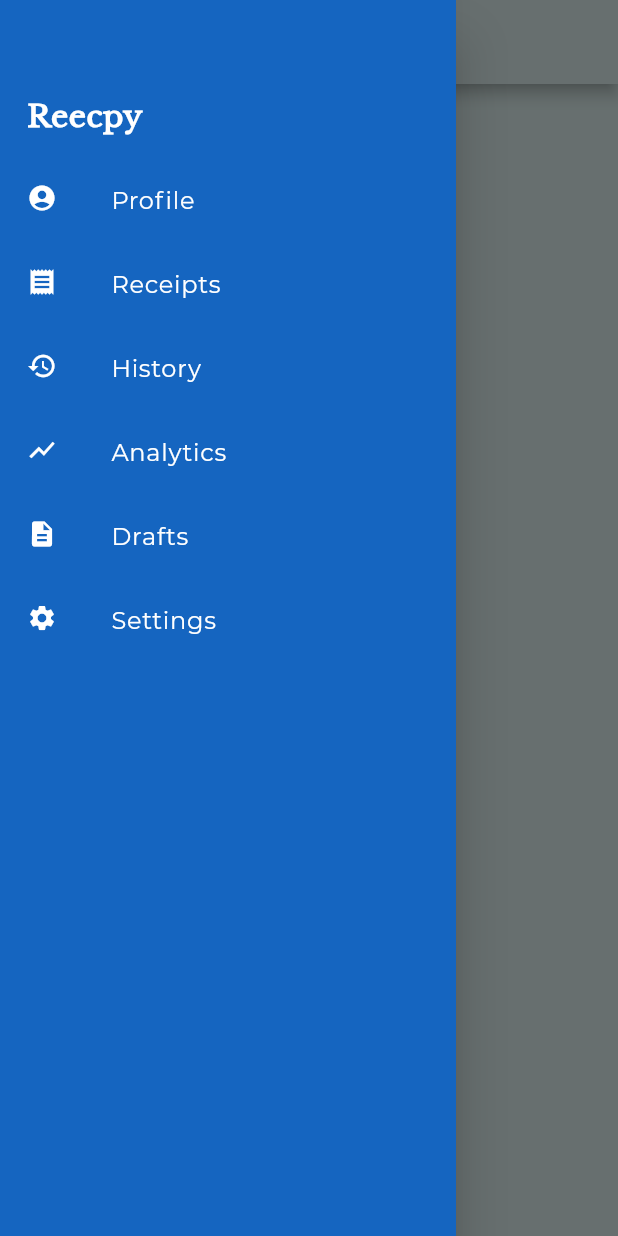
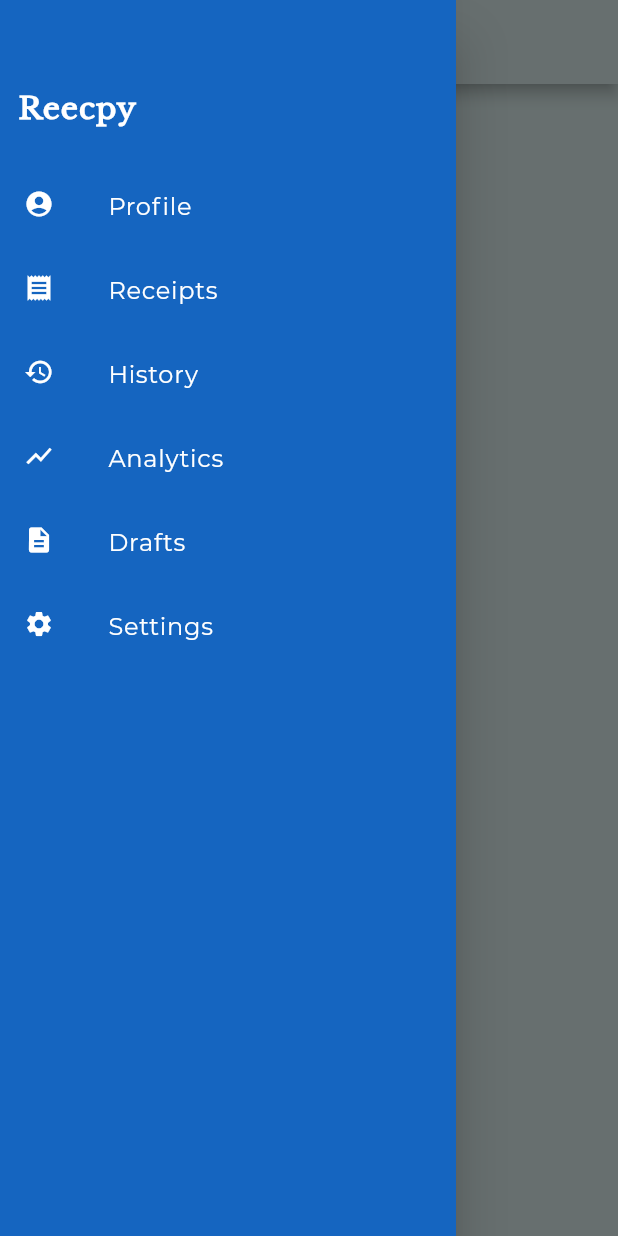
Before and after one commit to hngi/mobileforce-digital-receipt, a Flutter app: the screen it shows after launch, with the side drawer open, on a phone screen of 412 x 824 dp. Run offline on Flutter 3.47's test engine with Material 2 defaults, Android fonts, the phone set to English and light mode, and no system bars; project files that could hold a hidden picture were left out.

Commit message:
adjusted the distance between widgets

```diff
--- a/digital_receipt/lib/widgets/main_drawer.dart
+++ b/digital_receipt/lib/widgets/main_drawer.dart
@@ -7,22 +7,22 @@ class MainDrawer extends StatelessWidget {
   Widget build(BuildContext context) {
     return Drawer(
       child: Container(
-        padding: EdgeInsets.only(top: 50.0, left: 2.0),
+        padding: EdgeInsets.only(top: 60.0),
         child: ListView(
           children: <Widget>[
-            ListTile(
-              title: Text(
-                'Reecpy',
+            Container(
+              padding: EdgeInsets.only(left: 12),
+              child: Text('Reecpy',
                 style: TextStyle(
                     fontFamily: 'LibreBaskerville',
-                    fontSize: 20.0,
+                    fontSize: 20,
                     fontWeight: FontWeight.bold,
                     color: Colors.white,
-                    letterSpacing: 0.3
+                    letterSpacing: 0.6
                 ),
               ),
-              contentPadding: EdgeInsets.symmetric(vertical: 0.0, horizontal: 16.0),
             ),
+            SizedBox(height: 25),
             ListTile(
               leading: Icon(
                 Icons.account_circle,
```
